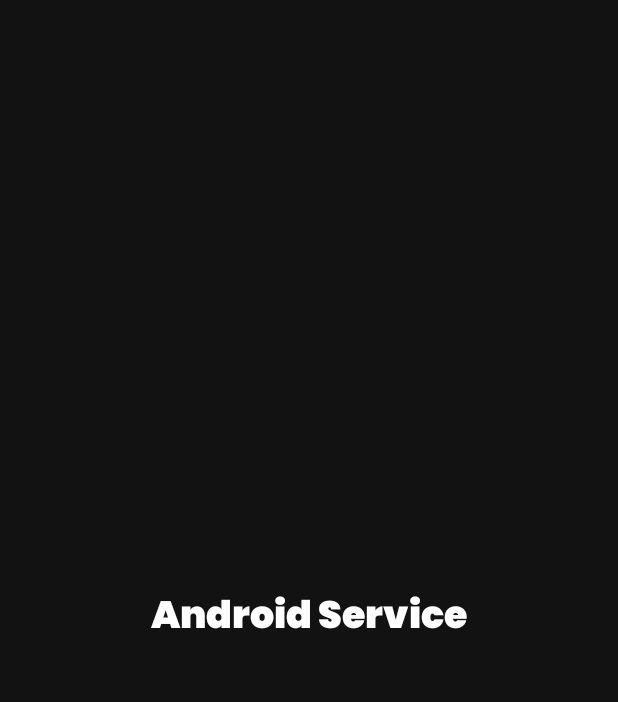
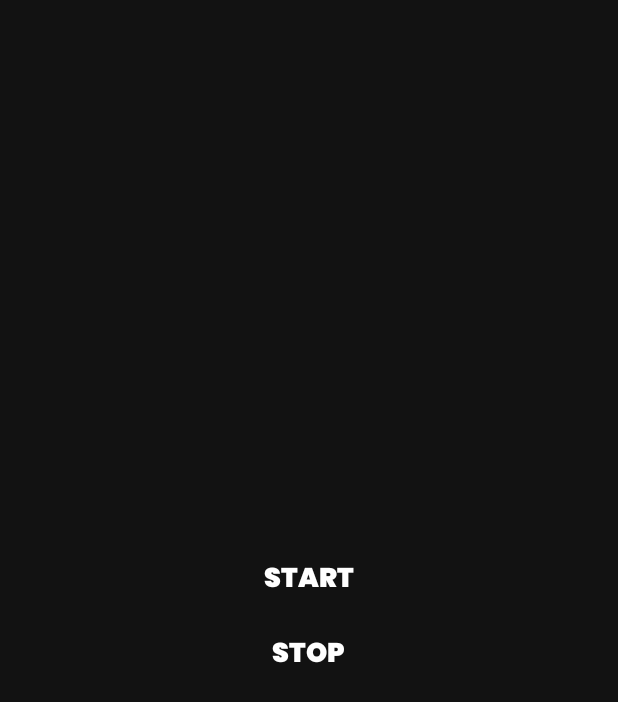
Before and after one commit to umang00775/Android-Sevices, an Android app: the screen it shows after launch (MainActivity), on a phone screen of 412 x 824 dp. Shown: the top 702 px of the screen. Run offline under Robolectric (Android 15) with nearby library versions, the phone set to English and light mode, and no system bars.

```diff
--- a/app/src/main/AndroidManifest.xml
+++ b/app/src/main/AndroidManifest.xml
@@ -28,6 +28,8 @@
         <meta-data
             android:name="preloaded_fonts"
             android:resource="@array/preloaded_fonts" />
+
+        <service android:name=".AndroidService"/>
     </application>
 
 </manifest>
--- a/app/src/main/java/com/umang_rathod/serviceproject/MainActivity.java
+++ b/app/src/main/java/com/umang_rathod/serviceproject/MainActivity.java
@@ -2,21 +2,39 @@
 
 import androidx.appcompat.app.AppCompatActivity;
 
+import android.content.Intent;
 import android.media.MediaPlayer;
 import android.os.Bundle;
 import android.provider.Settings;
+import android.view.View;
+import android.widget.TextView;
 
-public class MainActivity extends AppCompatActivity {
+public class MainActivity extends AppCompatActivity implements View.OnClickListener{
+
+    TextView start, stop;
 
     @Override
     protected void onCreate(Bundle savedInstanceState) {
         super.onCreate(savedInstanceState);
         setContentView(R.layout.activity_main);
 
-        // Only works when a single application is running
-        // Note: Also works in the background
-        MediaPlayer player = MediaPlayer.create(this, Settings.System.DEFAULT_ALARM_ALERT_URI);
-        player.setLooping(true);
-        player.start();
+
+        start = findViewById(R.id.start);
+        stop = findViewById(R.id.stop);
+
+        start.setOnClickListener(this);
+        stop.setOnClickListener(this);
+
+    }
+
+    @Override
+    public void onClick(View v) {
+        // start onclick-lister
+        if (v == start){
+            startService(new Intent(this, AndroidService.class));
+        }
+        else if(v == stop){
+            stopService(new Intent(this, AndroidService.class));
+        }
     }
 }
--- a/app/src/main/res/layout/activity_main.xml
+++ b/app/src/main/res/layout/activity_main.xml
@@ -8,14 +8,32 @@
     android:background="#121212"
     tools:context=".MainActivity">
 
-    <TextView
-        android:layout_width="wrap_content"
+    <RelativeLayout
+        android:layout_width="match_parent"
         android:layout_height="wrap_content"
-        android:layout_centerInParent="true"
-        android:text="Android Service"
-        android:textColor="@color/white"
-        android:fontFamily="@font/poppins_black"
-        android:textStyle="bold"
-        android:textSize="25sp" />
+        android:layout_centerInParent="true">
+
+        <TextView
+            android:id="@+id/start"
+            android:layout_width="wrap_content"
+            android:layout_height="wrap_content"
+            android:text="START"
+            android:layout_centerHorizontal="true"
+            android:textColor="@color/white"
+            android:fontFamily="@font/poppins_black"
+            android:textSize="18sp"/>
+
+        <TextView
+            android:id="@+id/stop"
+            android:layout_width="wrap_content"
+            android:layout_height="wrap_content"
+            android:text="STOP"
+            android:layout_marginTop="50dp"
+            android:layout_centerHorizontal="true"
+            android:textColor="@color/white"
+            android:fontFamily="@font/poppins_black"
+            android:textSize="18sp"/>
+
+    </RelativeLayout>
 
 </RelativeLayout>
```
Also changed, not shown: app/src/main/java/com/umang_rathod/serviceproject/AndroidService.java (added, +41 -0 lines).
